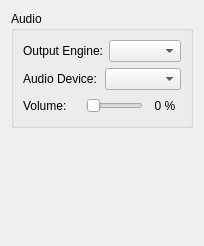
Old version of the form src/yuzu/configuration/configure_audio.ui in the repository rorrim-rorrim/eden-alt.
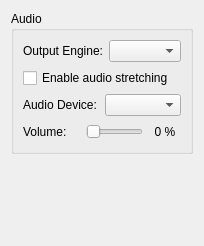
New version of the form.

Commit message: Add audio stretching support

```diff
--- a/src/yuzu/configuration/configure_audio.ui
+++ b/src/yuzu/configuration/configure_audio.ui
@@ -31,6 +31,16 @@
         </item>
        </layout>
       </item>
+       <item>
+         <widget class="QCheckBox" name="toggle_audio_stretching">
+           <property name="toolTip">
+             <string>This post-processing effect adjusts audio speed to match emulation speed and helps prevent audio stutter. This however increases audio latency.</string>
+           </property>
+           <property name="text">
+             <string>Enable audio stretching</string>
+           </property>
+         </widget>
+       </item>
       <item>
        <layout class="QHBoxLayout">
         <item>
```
The commit also changes 13 other files.
